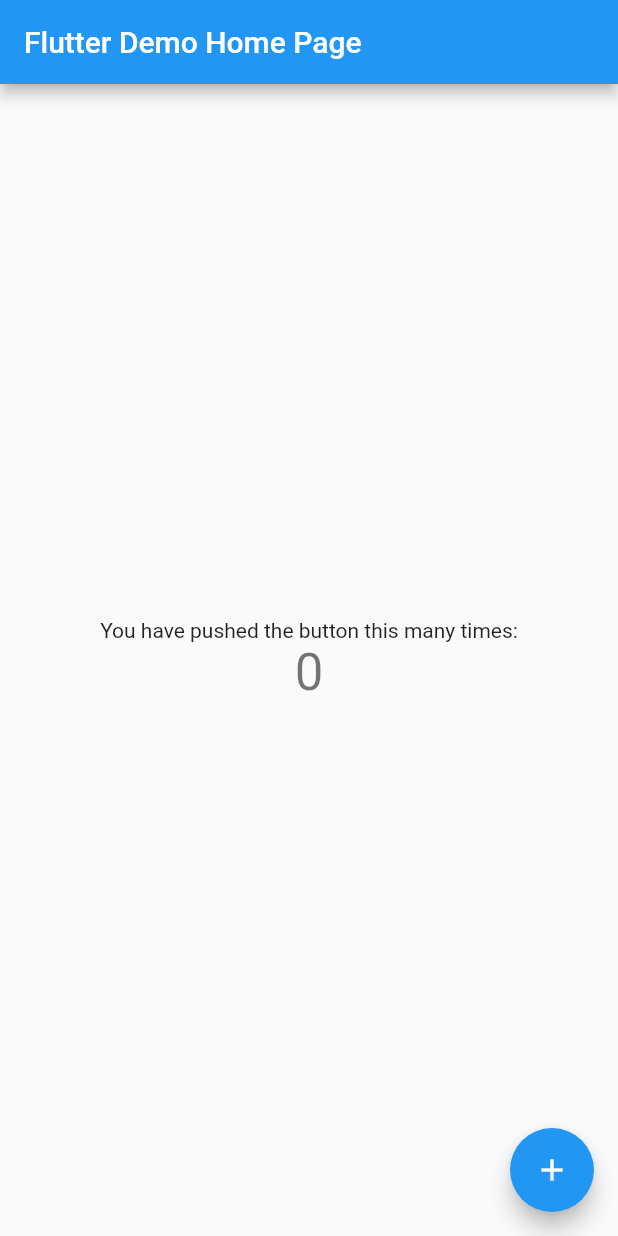
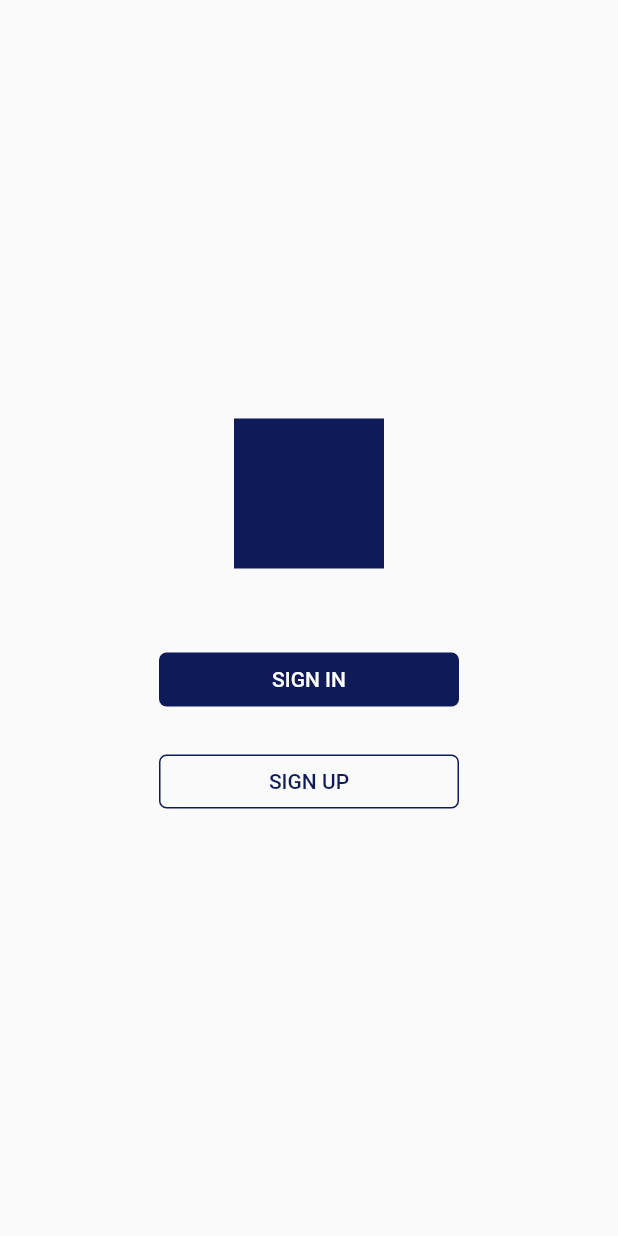
Before and after one commit to a-ng9/music_fresco, a Flutter app: the screen it shows after launch, on a phone screen of 412 x 824 dp. Run offline on Flutter 3.47's test engine with Material 2 defaults, Android fonts, the phone set to English and light mode, and no system bars.

Commit message:
app shell 10%

```diff
--- a/lib/main.dart
+++ b/lib/main.dart
@@ -1,4 +1,6 @@
 import 'package:flutter/material.dart';
+
+import 'package:music_fresco/screen/splash_screen.dart';
 
 void main() {
   runApp(MyApp());
@@ -11,103 +13,10 @@
     return MaterialApp(
       title: 'Flutter Demo',
       theme: ThemeData(
-        // This is the theme of your application.
-        //
-        // Try running your application with "flutter run". You'll see the
-        // application has a blue toolbar. Then, without quitting the app, try
-        // changing the primarySwatch below to Colors.green and then invoke
-        // "hot reload" (press "r" in the console where you ran "flutter run",
-        // or simply save your changes to "hot reload" in a Flutter IDE).
-        // Notice that the counter didn't reset back to zero; the application
-        // is not restarted.
         primarySwatch: Colors.blue,
       ),
-      home: MyHomePage(title: 'Flutter Demo Home Page'),
+      home: SplashScreen(),
+      // home: MyHomePage(title: 'Flutter Demo Home Page'),
     );
   }
 }
-
-class MyHomePage extends StatefulWidget {
-  MyHomePage({Key key, this.title}) : super(key: key);
-
-  // This widget is the home page of your application. It is stateful, meaning
-  // that it has a State object (defined below) that contains fields that affect
-  // how it looks.
-
-  // This class is the configuration for the state. It holds the values (in this
-  // case the title) provided by the parent (in this case the App widget) and
-  // used by the build method of the State. Fields in a Widget subclass are
-  // always marked "final".
-
-  final String title;
-
-  @override
-  _MyHomePageState createState() => _MyHomePageState();
-}
-
-class _MyHomePageState extends State<MyHomePage> {
-  int _counter = 0;
-
-  void _incrementCounter() {
-    setState(() {
-      // This call to setState tells the Flutter framework that something has
-      // changed in this State, which causes it to rerun the build method below
-      // so that the display can reflect the updated values. If we changed
-      // _counter without calling setState(), then the build method would not be
-      // called again, and so nothing would appear to happen.
-      _counter++;
-    });
-  }
-
-  @override
-  Widget build(BuildContext context) {
-    // This method is rerun every time setState is called, for instance as done
-    // by the _incrementCounter method above.
-    //
-    // The Flutter framework has been optimized to make rerunning build methods
-    // fast, so that you can just rebuild anything that needs updating rather
-    // than having to individually change instances of widgets.
-    return Scaffold(
-      appBar: AppBar(
-        // Here we take the value from the MyHomePage object that was created by
-        // the App.build method, and use it to set our appbar title.
-        title: Text(widget.title),
-      ),
-      body: Center(
-        // Center is a layout widget. It takes a single child and positions it
-        // in the middle of the parent.
-        child: Column(
-          // Column is also a layout widget. It takes a list of children and
-          // arranges them vertically. By default, it sizes itself to fit its
-          // children horizontally, and tries to be as tall as its parent.
-          //
-          // Invoke "debug painting" (press "p" in the console, choose the
-          // "Toggle Debug Paint" action from the Flutter Inspector in Android
-          // Studio, or the "Toggle Debug Paint" command in Visual Studio Code)
-          // to see the wireframe for each widget.
-          //
-          // Column has various properties to control how it sizes itself and
-          // how it positions its children. Here we use mainAxisAlignment to
-          // center the children vertically; the main axis here is the vertical
-          // axis because Columns are vertical (the cross axis would be
-          // horizontal).
-          mainAxisAlignment: MainAxisAlignment.center,
-          children: <Widget>[
-            Text(
-              'You have pushed the button this many times:',
-            ),
-            Text(
-              '$_counter',
-              style: Theme.of(context).textTheme.headline4,
-            ),
-          ],
-        ),
-      ),
-      floatingActionButton: FloatingActionButton(
-        onPressed: _incrementCounter,
-        tooltip: 'Increment',
-        child: Icon(Icons.add),
-      ), // This trailing comma makes auto-formatting nicer for build methods.
-    );
-  }
-}
--- /dev/null
+++ b/lib/screen/splash_screen.dart
@@ -0,0 +1,61 @@
+import 'package:flutter/material.dart';
+import 'package:flutter/services.dart';
+
+import 'package:music_fresco/screen/signIN_screen.dart';
+import 'package:music_fresco/utils/styles.dart';
+
+class SplashScreen extends StatelessWidget {
+  @override
+  Widget build(BuildContext context) {
+    SystemChrome.setSystemUIOverlayStyle(SystemUiOverlayStyle(
+      statusBarColor: Colors.black, //or set color with: Color(0xFF0000FF)
+    ));
+    return Scaffold(
+      body: Center(
+        child: Column(
+          mainAxisAlignment: MainAxisAlignment.center,
+          children: <Widget>[
+            Container(
+              width: 100,
+              height: 100,
+              color: Styles.getDarkBlueColor(),
+            ),
+            SizedBox(height: 50),
+            //////sign IN button
+            ButtonTheme(
+              minWidth: 200,
+              child: FlatButton(
+                onPressed: () {
+                  Navigator.push(context,
+                      MaterialPageRoute(builder: (context) => SignInScreen()));
+                },
+                color: Styles.getDarkBlueColor(),
+                shape: RoundedRectangleBorder(
+                    borderRadius: BorderRadius.circular(5)),
+                child: Text(
+                  'SIGN IN',
+                  style: TextStyle(color: Colors.white),
+                ),
+              ),
+            ),
+            SizedBox(height: 20),
+            ////// Sign UP button
+            ButtonTheme(
+              minWidth: 200,
+              child: FlatButton(
+                onPressed: () {},
+                shape: RoundedRectangleBorder(
+                    side: BorderSide(color: Styles.getDarkBlueColor()),
+                    borderRadius: BorderRadius.circular(5)),
+                child: Text(
+                  'SIGN UP',
+                  style: TextStyle(color: Styles.getDarkBlueColor()),
+                ),
+              ),
+            ),
+          ],
+        ),
+      ),
+    );
+  }
+}
```
Also changed, not shown: lib/screen/menu_screen.dart (added, +79 -0 lines), lib/screen/signIN_screen.dart (added, +81 -0 lines), lib/utils/styles.dart (added, +47 -0 lines).
